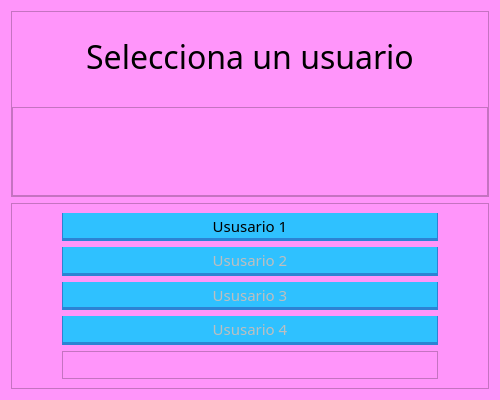
This is interfacesGraficas/IG1.ui in lulacuna16/TT-2021-A004 as Qt 5 draws it before an edit. The edited form follows.
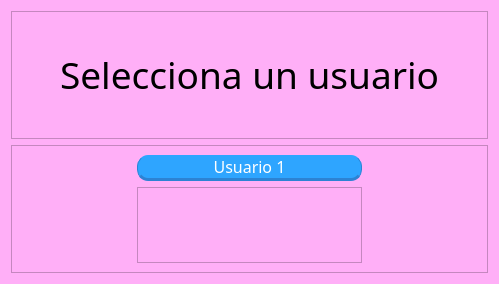
This is the edited form.

```diff
--- a/interfacesGraficas/IG1.ui
+++ b/interfacesGraficas/IG1.ui
@@ -6,8 +6,8 @@
    <rect>
     <x>0</x>
     <y>0</y>
-    <width>500</width>
-    <height>400</height>
+    <width>499</width>
+    <height>284</height>
    </rect>
   </property>
   <property name="windowTitle">
@@ -18,7 +18,7 @@
   </property>
   <property name="styleSheet">
    <string notr="true">QWidget{
-	background-color: rgb(255, 149, 250);
+background-color: rgb(255, 175, 247);
 }
 </string>
   </property>
@@ -48,10 +48,18 @@
        <widget class="QLabel" name="LabelBienvenida">
         <property name="font">
          <font>
-          <family>Croissant One</family>
-          <pointsize>24</pointsize>
+          <family>Segoe Print</family>
+          <pointsize>28</pointsize>
+          <weight>50</weight>
+          <italic>false</italic>
+          <bold>false</bold>
          </font>
         </property>
+        <property name="styleSheet">
+         <string notr="true">font: 28pt &quot;Segoe Print&quot;;
+background-color: rgb(255, 175, 247);
+color: rgb(0, 0, 0);</string>
+        </property>
         <property name="text">
          <string>Selecciona un usuario</string>
         </property>
@@ -69,22 +77,6 @@
         </property>
        </widget>
       </item>
-      <item row="1" column="0">
-       <widget class="QFrame" name="frame_3">
-        <property name="maximumSize">
-         <size>
-          <width>16777215</width>
-          <height>200</height>
-         </size>
-        </property>
-        <property name="frameShape">
-         <enum>QFrame::StyledPanel</enum>
-        </property>
-        <property name="frameShadow">
-         <enum>QFrame::Raised</enum>
-        </property>
-       </widget>
-      </item>
      </layout>
     </widget>
    </item>
@@ -107,6 +99,10 @@
        <bold>false</bold>
       </font>
      </property>
+     <property name="styleSheet">
+      <string notr="true">background-color: rgb(255, 175, 247);
+</string>
+     </property>
      <property name="frameShape">
       <enum>QFrame::StyledPanel</enum>
      </property>
@@ -115,205 +111,12 @@
      </property>
      <layout class="QGridLayout" name="gridLayout_3">
       <property name="leftMargin">
-       <number>50</number>
+       <number>125</number>
       </property>
       <property name="rightMargin">
-       <number>50</number>
+       <number>125</number>
       </property>
-      <item row="0" column="0">
-       <widget class="QPushButton" name="botonUsuario1">
-        <property name="maximumSize">
-         <size>
-          <width>1000000</width>
-          <height>1000000</height>
-         </size>
-        </property>
-        <property name="font">
-         <font>
-          <family>Croissant One</family>
-          <pointsize>11</pointsize>
-          <weight>50</weight>
-          <bold>false</bold>
-         </font>
-        </property>
-        <property name="layoutDirection">
-         <enum>Qt::LeftToRight</enum>
-        </property>
-        <property name="styleSheet">
-         <string notr="true">QPushButton{
-	background-color: rgb(47, 193, 255);
-	border:none;
-	border-left: 1px solid rgb(44, 131, 212);
-	border-right: 1px solid rgb(44, 131, 212);
-	border-bottom: 3px solid rgb(44, 131, 212);
-}
-QPushButton:hover{
-	background-color: rgb(14, 235, 255);
-	border-left: 1px solid rgb(44, 131, 212);
-	border-right: 1px solid rgb(44, 131, 212);
-	border-bottom: 3px solid rgb(44, 131, 212);
-}
-QPushButton:pressed{
-	background-color: rgb(40, 170, 221);
-	border-left: 1px solid rgb(44, 131, 212);
-	border-right: 1px solid rgb(44, 131, 212);
-	border-top: 3px solid rgb(44, 131, 212);
-	border-bottomr: none;
-}</string>
-        </property>
-        <property name="text">
-         <string>Ususario 1</string>
-        </property>
-       </widget>
-      </item>
-      <item row="3" column="0">
-       <widget class="QPushButton" name="botonUsuario4">
-        <property name="enabled">
-         <bool>false</bool>
-        </property>
-        <property name="maximumSize">
-         <size>
-          <width>16777215</width>
-          <height>100</height>
-         </size>
-        </property>
-        <property name="font">
-         <font>
-          <family>Croissant One</family>
-          <pointsize>11</pointsize>
-          <weight>50</weight>
-          <bold>false</bold>
-         </font>
-        </property>
-        <property name="layoutDirection">
-         <enum>Qt::LeftToRight</enum>
-        </property>
-        <property name="styleSheet">
-         <string notr="true">QPushButton{
-	background-color: rgb(47, 193, 255);
-	border:none;
-	border-left: 1px solid rgb(44, 131, 212);
-	border-right: 1px solid rgb(44, 131, 212);
-	border-bottom: 3px solid rgb(44, 131, 212);
-}
-QPushButton:hover{
-	background-color: rgb(14, 235, 255);
-	border-left: 1px solid rgb(44, 131, 212);
-	border-right: 1px solid rgb(44, 131, 212);
-	border-bottom: 3px solid rgb(44, 131, 212);
-}
-QPushButton:pressed{
-	background-color: rgb(40, 170, 221);
-	border-left: 1px solid rgb(44, 131, 212);
-	border-right: 1px solid rgb(44, 131, 212);
-	border-top: 3px solid rgb(44, 131, 212);
-	border-bottomr: none;
-}</string>
-        </property>
-        <property name="text">
-         <string>Ususario 4</string>
-        </property>
-       </widget>
-      </item>
       <item row="1" column="0">
-       <widget class="QPushButton" name="botonUsuario2">
-        <property name="enabled">
-         <bool>false</bool>
-        </property>
-        <property name="maximumSize">
-         <size>
-          <width>16777215</width>
-          <height>100</height>
-         </size>
-        </property>
-        <property name="font">
-         <font>
-          <family>Croissant One</family>
-          <pointsize>11</pointsize>
-          <weight>50</weight>
-          <bold>false</bold>
-         </font>
-        </property>
-        <property name="layoutDirection">
-         <enum>Qt::LeftToRight</enum>
-        </property>
-        <property name="styleSheet">
-         <string notr="true">QPushButton{
-	background-color: rgb(47, 193, 255);
-	border:none;
-	border-left: 1px solid rgb(44, 131, 212);
-	border-right: 1px solid rgb(44, 131, 212);
-	border-bottom: 3px solid rgb(44, 131, 212);
-}
-QPushButton:hover{
-	background-color: rgb(14, 235, 255);
-	border-left: 1px solid rgb(44, 131, 212);
-	border-right: 1px solid rgb(44, 131, 212);
-	border-bottom: 3px solid rgb(44, 131, 212);
-}
-QPushButton:pressed{
-	background-color: rgb(40, 170, 221);
-	border-left: 1px solid rgb(44, 131, 212);
-	border-right: 1px solid rgb(44, 131, 212);
-	border-top: 3px solid rgb(44, 131, 212);
-	border-bottomr: none;
-}</string>
-        </property>
-        <property name="text">
-         <string>Ususario 2</string>
-        </property>
-       </widget>
-      </item>
-      <item row="2" column="0">
-       <widget class="QPushButton" name="botonUsuario3">
-        <property name="enabled">
-         <bool>false</bool>
-        </property>
-        <property name="maximumSize">
-         <size>
-          <width>16777215</width>
-          <height>100</height>
-         </size>
-        </property>
-        <property name="font">
-         <font>
-          <family>Croissant One</family>
-          <pointsize>11</pointsize>
-          <weight>50</weight>
-          <bold>false</bold>
-         </font>
-        </property>
-        <property name="layoutDirection">
-         <enum>Qt::LeftToRight</enum>
-        </property>
-        <property name="styleSheet">
-         <string notr="true">QPushButton{
-	background-color: rgb(47, 193, 255);
-	border:none;
-	border-left: 1px solid rgb(44, 131, 212);
-	border-right: 1px solid rgb(44, 131, 212);
-	border-bottom: 3px solid rgb(44, 131, 212);
-}
-QPushButton:hover{
-	background-color: rgb(14, 235, 255);
-	border-left: 1px solid rgb(44, 131, 212);
-	border-right: 1px solid rgb(44, 131, 212);
-	border-bottom: 3px solid rgb(44, 131, 212);
-}
-QPushButton:pressed{
-	background-color: rgb(40, 170, 221);
-	border-left: 1px solid rgb(44, 131, 212);
-	border-right: 1px solid rgb(44, 131, 212);
-	border-top: 3px solid rgb(44, 131, 212);
-	border-bottomr: none;
-}</string>
-        </property>
-        <property name="text">
-         <string>Ususario 3</string>
-        </property>
-       </widget>
-      </item>
-      <item row="4" column="0">
        <widget class="QFrame" name="frame_4">
         <property name="frameShape">
          <enum>QFrame::StyledPanel</enum>
@@ -323,6 +126,53 @@
         </property>
        </widget>
       </item>
+      <item row="0" column="0">
+       <widget class="QPushButton" name="botonUsuario1">
+        <property name="enabled">
+         <bool>true</bool>
+        </property>
+        <property name="font">
+         <font>
+          <family>Segoe Print</family>
+          <pointsize>12</pointsize>
+          <weight>50</weight>
+          <italic>false</italic>
+          <bold>false</bold>
+         </font>
+        </property>
+        <property name="layoutDirection">
+         <enum>Qt::LeftToRight</enum>
+        </property>
+        <property name="styleSheet">
+         <string notr="true">QPushButton{
+color: rgb(255, 255, 255);
+	background-color: rgb(46, 165, 255);
+	font: 12pt &quot;Segoe Print&quot;;
+	border-radius: 11px;
+	border:none;
+	border-left: 1px solid rgb(44, 131, 212);
+	border-right: 1px solid rgb(44, 131, 212);
+	border-bottom: 3px solid rgb(44, 131, 212);
+}
+QPushButton:hover{
+	background-color: rgb(14, 235, 255);
+	border-left: 1px solid rgb(44, 131, 212);
+	border-right: 1px solid rgb(44, 131, 212);
+	border-bottom: 3px solid rgb(44, 131, 212);
+}
+QPushButton:pressed{
+	background-color: rgb(40, 170, 221);
+	border-left: 1px solid rgb(44, 131, 212);
+	border-right: 1px solid rgb(44, 131, 212);
+	border-top: 3px solid rgb(44, 131, 212);
+	border-bottomr: none;
+}</string>
+        </property>
+        <property name="text">
+         <string>Usuario 1</string>
+        </property>
+       </widget>
+      </item>
      </layout>
     </widget>
    </item>
```
